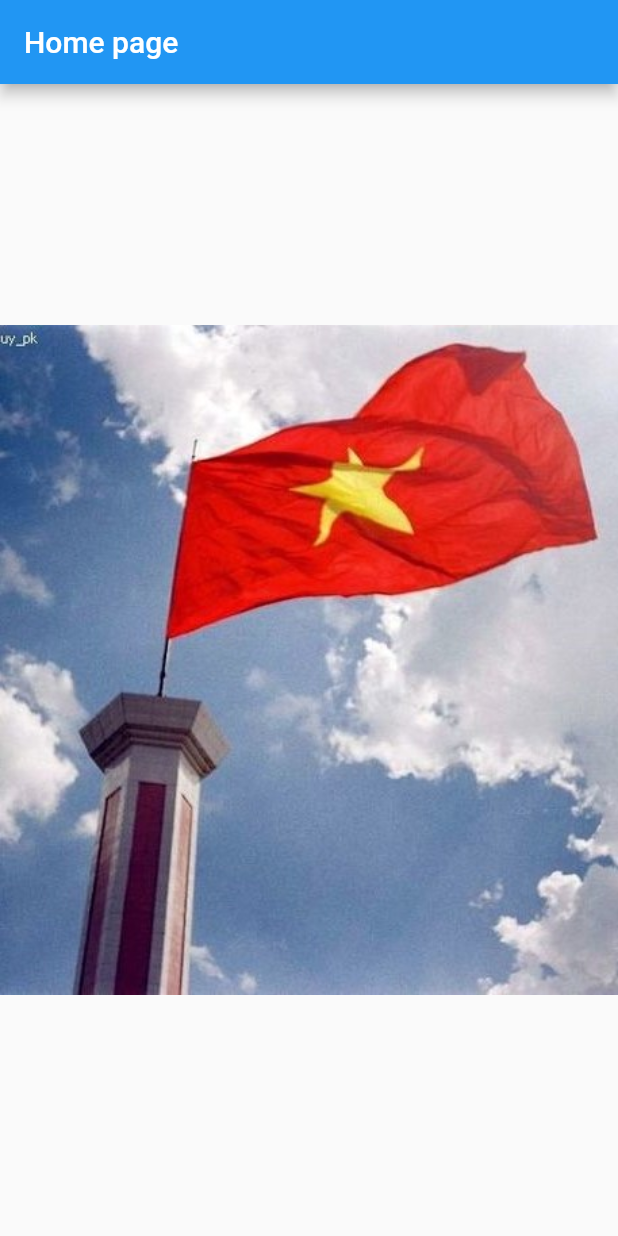
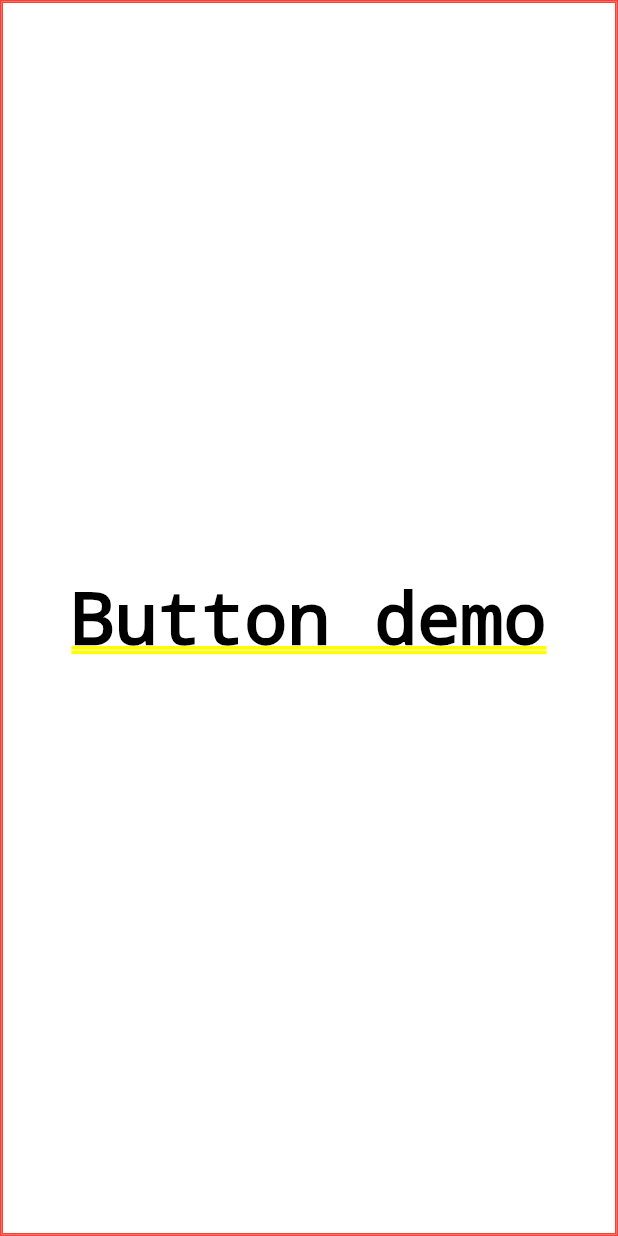
Before and after one commit to daotung8801/Mobile_Project, a Flutter app: the screen it shows after launch, on a phone screen of 412 x 824 dp. Run offline on Flutter 3.47's test engine with Material 2 defaults, Android fonts, the phone set to English and light mode, and no system bars.

Commit message:
Task 7: Layout demo demo

```diff
--- a/lib/main.dart
+++ b/lib/main.dart
@@ -9,7 +9,7 @@
       theme: ThemeData(
         primarySwatch: Colors.blue,
       ),
-      home: MyHomePage(title: 'Home page'),
+      home: MyButton(),
     );
   }
 }
@@ -19,8 +19,41 @@
   @override
   Widget build(BuildContext context) {
     return Scaffold(
-      appBar: AppBar( title: Text(this.title), ),
-      body: Center( child: Image.asset("assets/image1.png")),
+      appBar: AppBar(title: Text(this.title),),
+      body: Center( child: Icon(Icons.email)),
     );
   }
 }
+
+class MyButton extends StatelessWidget {
+  MyButton({Key? key}) : super(key: key);
+  @override
+  Widget build(BuildContext context) {
+    return Container(
+      decoration: const BoxDecoration(
+        border: Border(
+          top: BorderSide(width: 1.0, color: Colors.red),
+          left: BorderSide(width: 1.0, color: Colors.red),
+          right: BorderSide(width: 1.0, color: Colors.red),
+          bottom: BorderSide(width: 1.0, color: Colors.red),
+        ),
+      ),
+      child: Container(
+        padding: const
+        EdgeInsets.symmetric(horizontal: 20.0, vertical: 2.0),
+        decoration: const BoxDecoration(
+          border: Border(
+            top: BorderSide(width: 1.0, color: Colors.red),
+            left: BorderSide(width: 1.0, color: Colors.red),
+            right: BorderSide(width: 1.0, color: Colors.red),
+            bottom: BorderSide(width: 1.0, color: Colors.red),
+          ),
+          color: Colors.white,
+        ),
+        child: Center(
+          child: const Text('Button demo', style: TextStyle(color: Colors.black)),
+      ),
+      ),
+    );
+  }
+}
```
